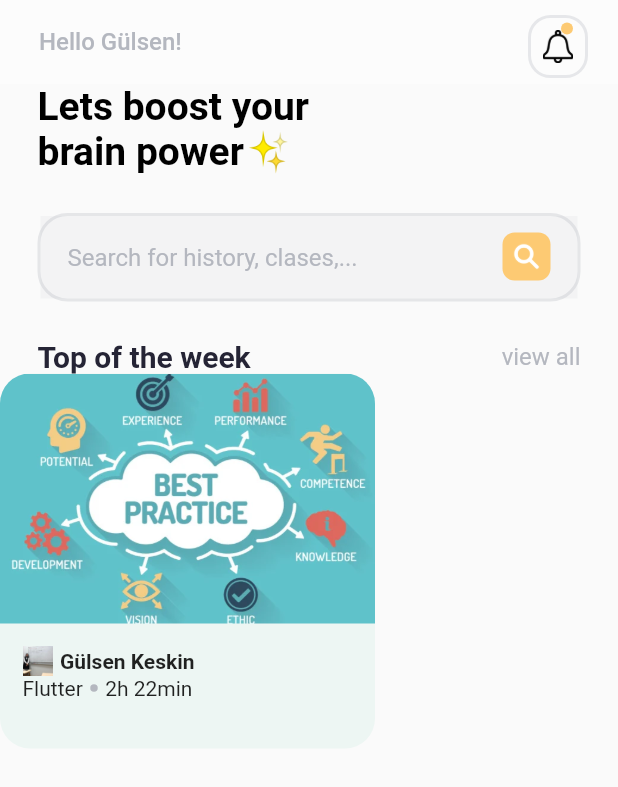
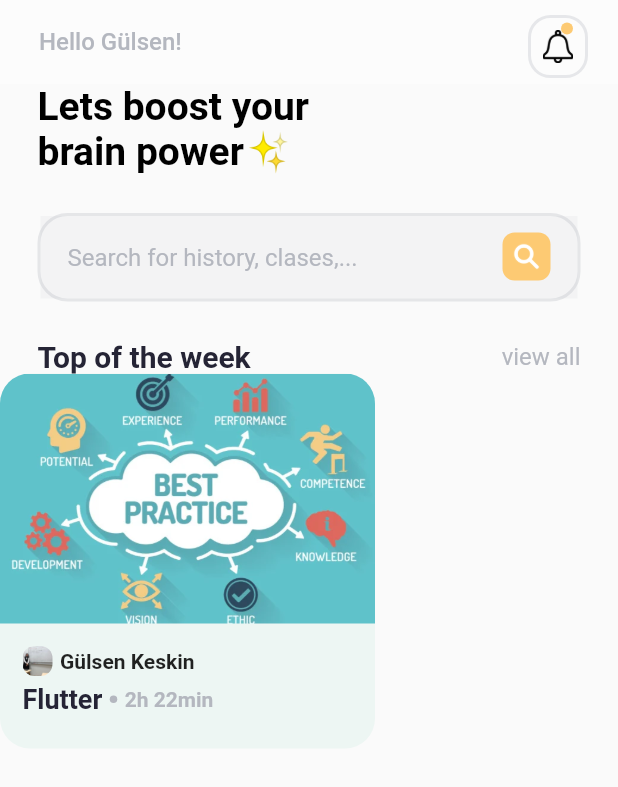
Before and after one commit to gulsenkeskin/course_app, a Flutter app: the screen it shows after launch, on a phone screen of 412 x 824 dp. Shown: the top 787 px of the screen. Run offline on Flutter 3.47's test engine with Material 2 defaults, Android fonts, the phone set to English and light mode, and no system bars.

Commit message:
Update course_item.dart

```diff
--- a/lib/screens/home/widget/course_item.dart
+++ b/lib/screens/home/widget/course_item.dart
@@ -1,5 +1,6 @@
 import 'package:course_app/constants/colors.dart';
 import 'package:course_app/models/course.dart';
+import 'package:flutter/cupertino.dart';
 import 'package:flutter/material.dart';
 
 class CourseItem extends StatelessWidget {
@@ -42,9 +43,13 @@ class CourseItem extends StatelessWidget {
                         children: [
                           Row(
                             children: [
-                              Image.asset(
-                                course.authorImg,
-                                width: 20,
+                              ClipRRect(
+                                borderRadius: BorderRadius.circular(8.0),
+                                child: Image.asset(
+                                  course.authorImg,
+                                  width: 20,
+                                  fit: BoxFit.fill,
+                                ),
                               ),
                               SizedBox(
                                 width: 5,
@@ -55,9 +60,18 @@ class CourseItem extends StatelessWidget {
                               )
                             ],
                           ),
+                          SizedBox(
+                            height: 5,
+                          ),
                           Row(
                             children: [
-                              Text(course.title),
+                              Text(
+                                course.title,
+                                style: TextStyle(
+                                    fontWeight: FontWeight.bold,
+                                    fontSize: 18,
+                                    color: kFont),
+                              ),
                               //todo nokta :D hahah
                               Container(
                                 margin: EdgeInsets.symmetric(horizontal: 5),
@@ -66,7 +80,13 @@ class CourseItem extends StatelessWidget {
                                 decoration: BoxDecoration(
                                     color: kFontLight, shape: BoxShape.circle),
                               ),
-                              Text('2h 22min')
+                              Text(
+                                '2h 22min',
+                                style: TextStyle(
+                                    fontWeight: FontWeight.bold,
+                                    fontSize: 14,
+                                    color: kFontLight),
+                              )
                             ],
                           )
                         ],
```
